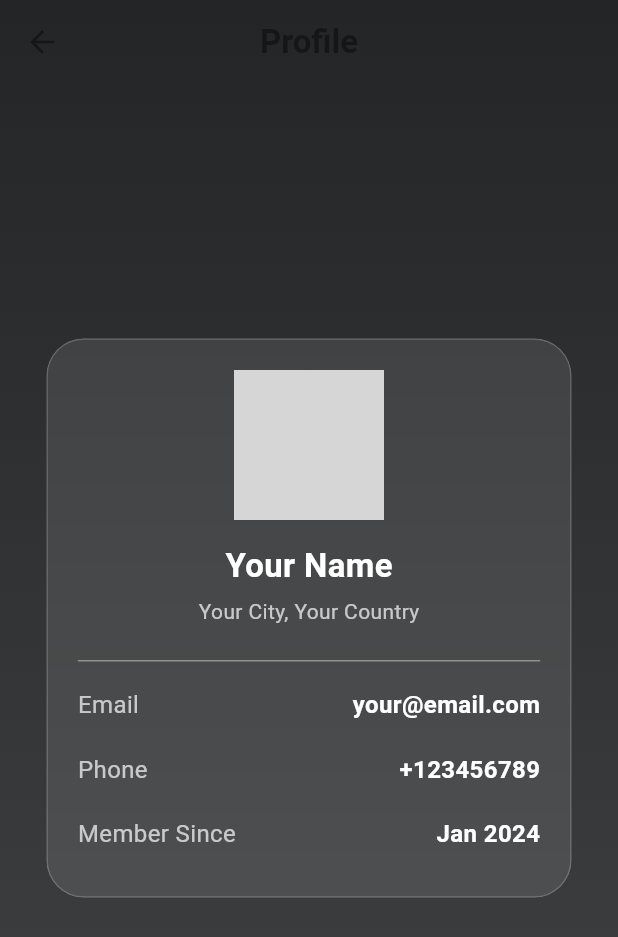
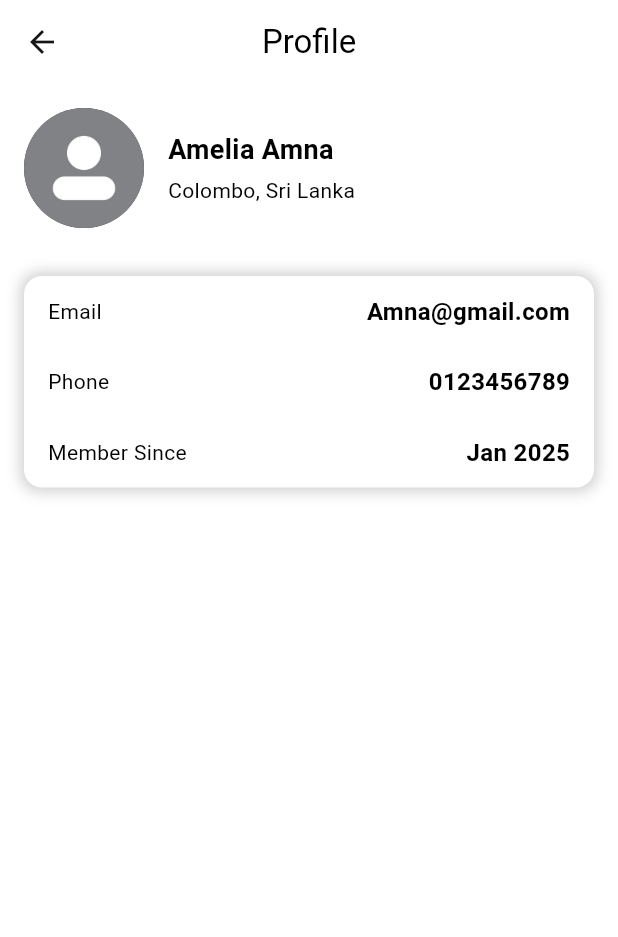
Before and after one commit to AmeliaAmna/cosier_app, a Flutter app: the ProfilePage screen opened directly, on a phone screen of 412 x 824 dp. Shown: the top 937 px of the screen. Run offline on Flutter 3.47's test engine with Material 3 defaults, Android fonts, the phone set to English and light mode, and no system bars; grey boxes are pictures that could not be loaded.

Commit message:
Your commit message

```diff
--- a/lib/login.dart
+++ b/lib/login.dart
@@ -1,6 +1,6 @@
 import 'package:flutter/material.dart';
-import 'home.dart'; // Import the Home page
-import 'signup.dart'; // Import the Sign Up page (to be created)
+import 'home.dart';
+import 'signup.dart';
 
 class LoginPage extends StatefulWidget {
   const LoginPage({super.key});
@@ -10,7 +10,7 @@ class LoginPage extends StatefulWidget {
 }
 
 class _LoginPageState extends State<LoginPage> {
-  // Controllers to capture user input
+  // Controllers to capture user input for email and password
   final TextEditingController emailController = TextEditingController();
   final TextEditingController passwordController = TextEditingController();
 
@@ -19,9 +19,9 @@ class _LoginPageState extends State<LoginPage> {
     String email = emailController.text.trim();
     String password = passwordController.text.trim();
 
-    // Simple validation to check if fields are not empty
+    // Validate that both fields are not empty
     if (email.isNotEmpty && password.isNotEmpty) {
-      // Navigate to home page on successful login
+      // Navigate to the home page on successful login
       Navigator.pushReplacement(
         context,
         MaterialPageRoute(builder: (context) => const HomePage()),
@@ -44,9 +44,9 @@ class _LoginPageState extends State<LoginPage> {
             mainAxisAlignment: MainAxisAlignment.center,
             crossAxisAlignment: CrossAxisAlignment.stretch,
             children: [
-              // Login page header
+              // Header text for the login page
               const Text(
-                "LOGIN TO YOUR ACCOUNT",
+                "LOGIN TO YOUR COSIÉR ACCOUNT",
                 textAlign: TextAlign.center,
                 style: TextStyle(fontSize: 14, fontWeight: FontWeight.bold),
               ),
@@ -91,11 +91,11 @@ class _LoginPageState extends State<LoginPage> {
               ),
               const SizedBox(height: 12),
 
-              // Login button
+              // Login button to trigger the login function
               SizedBox(
                 height: 44,
                 child: ElevatedButton(
-                  onPressed: _login, // Trigger login function
+                  onPressed: _login, // Calls _login function
                   style: ElevatedButton.styleFrom(
                     backgroundColor: Colors.grey[800], // Set background color
                     shape: const RoundedRectangleBorder(),
@@ -108,7 +108,7 @@ class _LoginPageState extends State<LoginPage> {
               ),
               const SizedBox(height: 12),
 
-              // Link to create a new account (Navigate to SignUpPage)
+              // Link to navigate to the SignUp page for account creation
               TextButton(
                 onPressed: () {
                   Navigator.push(
--- a/lib/main.dart
+++ b/lib/main.dart
@@ -21,9 +21,6 @@ class MyApp extends StatelessWidget {
     );
   }
 }
-
-
-
 
 
 // import 'package:flutter/material.dart';
--- a/lib/profile.dart
+++ b/lib/profile.dart
@@ -1,84 +1,83 @@
-import 'dart:ui';
 import 'package:flutter/material.dart';
+
 
 class ProfilePage extends StatelessWidget {
   const ProfilePage({super.key});
 
   @override
   Widget build(BuildContext context) {
+    final theme = Theme.of(context); // Get the current theme
+    final isDarkMode = theme.brightness == Brightness.dark; // Check if it's dark mode
+    final textColor = isDarkMode ? Colors.white : Colors.black; // Use white in dark mode
+
     return Scaffold(
-      extendBodyBehindAppBar: true,
+      backgroundColor: theme.colorScheme.background, // Set background color based on the theme
       appBar: AppBar(
-        title: const Text("Profile", style: TextStyle(fontWeight: FontWeight.bold)),
-        backgroundColor: Colors.transparent,
+        backgroundColor: theme.appBarTheme.backgroundColor ?? const Color.fromARGB(255, 255, 255, 255), // Set the AppBar color
+        title: const Text(
+          'Profile',
+          style: TextStyle(color: Colors.black), // Title text color
+        ),
+        centerTitle: true,
         elevation: 0,
-        centerTitle: true,
       ),
-      body: Stack(
-        children: [
-          // Background Gradient
-          Container(
-            decoration: const BoxDecoration(
-              gradient: LinearGradient(
-                begin: Alignment.topCenter,
-                end: Alignment.bottomCenter,
-                colors: [Color(0xFF232526), Color(0xFF414345)],
-              ),
-            ),
-          ),
-
-          // Frosted Glass Card
-          Center(
-            child: ClipRRect(
-              borderRadius: BorderRadius.circular(25),
-              child: BackdropFilter(
-                filter: ImageFilter.blur(sigmaX: 10, sigmaY: 10),
-                child: Container(
-                  width: MediaQuery.of(context).size.width * 0.85,
-                  padding: const EdgeInsets.all(20),
-                  decoration: BoxDecoration(
-                    color: Colors.white.withOpacity(0.1),
-                    borderRadius: BorderRadius.circular(25),
-                    border: Border.all(color: Colors.white.withOpacity(0.2)),
+      body: SingleChildScrollView(  // Add SingleChildScrollView for scrollable content
+        child: Padding(
+          padding: const EdgeInsets.all(16.0),
+          child: Column(
+            children: [
+              // Profile Picture and Info
+              Row(
+                crossAxisAlignment: CrossAxisAlignment.center,
+                children: [
+                  const CircleAvatar(
+                    radius: 40,
+                    backgroundImage: AssetImage('assets/images/login.jpg'), // Use your asset image here
                   ),
-                  child: Column(
-                    mainAxisSize: MainAxisSize.min,
+                  const SizedBox(width: 16),
+                  Column(
+                    crossAxisAlignment: CrossAxisAlignment.start,
                     children: [
-                      // Profile Image
-                      const CircleAvatar(
-                        radius: 50,
-                        backgroundImage: NetworkImage('https://via.placeholder.com/150'), // Change this
+                      Text(
+                        'Amelia Amna',
+                        style: TextStyle(
+                            fontSize: 18, fontWeight: FontWeight.bold, color: textColor), // Set text color
                       ),
-                      const SizedBox(height: 15),
-
-                      // Name & Location
-                      const Text(
-                        "Your Name", // Change this
-                        style: TextStyle(
-                          fontSize: 22,
-                          fontWeight: FontWeight.bold,
-                          color: Colors.white,
-                        ),
+                      const SizedBox(height: 4),
+                      Text(
+                        'Colombo, Sri Lanka',
+                        style: TextStyle(color: textColor), // Set text color
                       ),
-                      const SizedBox(height: 5),
-                      const Text(
-                        "Your City, Your Country", // Change this
-                        style: TextStyle(color: Colors.white70),
-                      ),
-                      const SizedBox(height: 15),
-                      const Divider(color: Colors.white38),
-
-                      // Info Items
-                      ProfileRowItem(label: "Email", value: "your@email.com"),
-                      ProfileRowItem(label: "Phone", value: "+123456789"),
-                      ProfileRowItem(label: "Member Since", value: "Jan 2024"),
                     ],
                   ),
+                ],
+              ),
+              const SizedBox(height: 32),
+              // Card Section with categories
+              Container(
+                decoration: BoxDecoration(
+                  borderRadius: BorderRadius.circular(12),
+                  color: theme.cardColor, // Set card background color based on theme
+                  boxShadow: [
+                    BoxShadow(
+                      color: theme.shadowColor.withOpacity(0.2), // Adjust shadow color based on theme
+                      spreadRadius: 2,
+                      blurRadius: 8,
+                    ),
+                  ],
+                ),
+                child: const Column(
+                  children: [
+                    ProfileRowItem(label: 'Email', value: 'Amna@gmail.com'),
+                    ProfileRowItem(label: 'Phone', value: '0123456789'),
+                    ProfileRowItem(label: 'Member Since', value: 'Jan 2025'),
+                  ],
                 ),
               ),
-            ),
+              const SizedBox(height: 32),
+            ],
           ),
-        ],
+        ),
       ),
     );
   }
@@ -88,17 +87,32 @@ class ProfileRowItem extends StatelessWidget {
   final String label;
   final String value;
 
-  const ProfileRowItem({super.key, required this.label, required this.value});
+  const ProfileRowItem({
+    super.key,
+    required this.label,
+    required this.value,
+  });
 
   @override
   Widget build(BuildContext context) {
+    final theme = Theme.of(context); // Get current theme
+    final isDarkMode = theme.brightness == Brightness.dark; // Check if it's dark mode
+    final textColor = isDarkMode ? Colors.white : Colors.black; // Use white in dark mode
+
     return Padding(
-      padding: const EdgeInsets.symmetric(vertical: 10),
+      padding: const EdgeInsets.symmetric(vertical: 12, horizontal: 16),
       child: Row(
         mainAxisAlignment: MainAxisAlignment.spaceBetween,
         children: [
-          Text(label, style: const TextStyle(color: Colors.white70, fontSize: 16)),
-          Text(value, style: const TextStyle(color: Colors.white, fontWeight: FontWeight.w600, fontSize: 16)),
+          Text(
+            label,
+            style: TextStyle(color: textColor), // Set text color
+          ),
+          Text(
+            value,
+            style: TextStyle(
+                fontWeight: FontWeight.w600, fontSize: 16, color: textColor), // Set text color
+          ),
         ],
       ),
     );
--- a/lib/theme.dart
+++ b/lib/theme.dart
@@ -15,13 +15,13 @@ ThemeData lightMode = ThemeData(
 
 ThemeData darkMode = ThemeData(
   brightness: Brightness.dark,
-  primaryColor: const Color.fromARGB(255, 15, 78, 130),
+  primaryColor: const Color.fromARGB(255, 132, 142, 151),
   scaffoldBackgroundColor: const Color.fromARGB(255, 37, 37, 37), // Hardcoded Dark Background
-  colorScheme: ColorScheme.dark(
+  colorScheme: const ColorScheme.dark(
     brightness: Brightness.dark,
-    primary: const Color.fromARGB(255, 13, 85, 144),
-    onPrimary: Colors.white,
-    surface: const Color.fromARGB(255, 57, 57, 57)!, // Ensure background is grey
+    primary: const Color.fromARGB(255, 100, 104, 108),
+    onPrimary: const Color.fromARGB(255, 141, 140, 140),
+    surface: const Color.fromARGB(255, 57, 57, 57), // Ensure background is grey
     onSurface: Colors.white,
   ),
 );
--- a/pubspec.yaml
+++ b/pubspec.yaml
@@ -73,9 +73,10 @@ flutter:
     - assets/images/cosier_48.jpeg
     - assets/images/cosier_49.jpg
     - assets/images/cosier_50.jpg
-    - assets/images/cosier_51.jpg  # Removed duplicate entry
+    - assets/images/cosier_51.jpg
     - assets/images/cosier_39.jpg
     - assets/images/cosier_33.jpg
+    - assets/images/login.jpg
 
 
 
```
Also changed, not shown: lib/cart.dart (+16 -1 lines), lib/checkout.dart (+29 -27 lines), lib/home.dart (+28 -17 lines), lib/nav.dart (+28 -24 lines), lib/product.dart (+62 -111 lines), assets/images/login.jpg (added).
